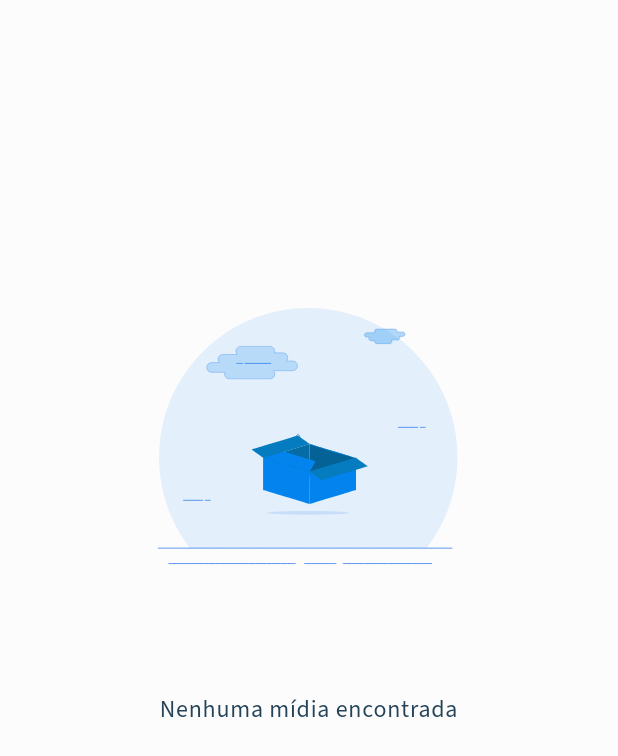
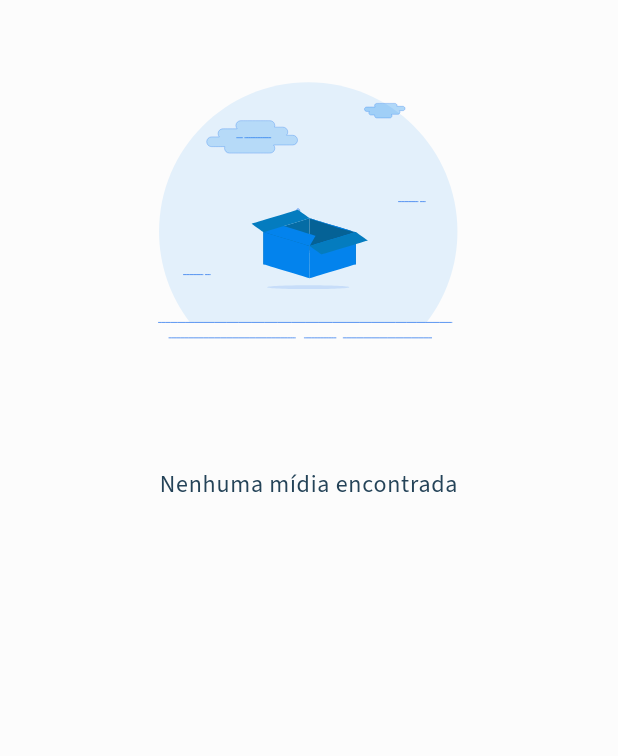
Before and after one commit to M3L4O/media-haven, a Flutter app: the MessageComponent widget shown alone on an empty page, opened directly, on a phone screen of 412 x 824 dp. Shown: the top 756 px of the screen. Run offline on Flutter 3.47's test engine with Material 3 defaults, Android fonts, the phone set to English and light mode, and no system bars; our stand-ins replace audioplayers, cached_network_image, file_picker, flutter_bloc, get_it, google_fonts and 3 more; accounts and stored records are empty; network calls fail.

Commit message:
fix: fixing layout message component and custom button

```diff
--- a/src/entrypoint/frontend/lib/app/dashboard/ui/widgets/message_component.dart
+++ b/src/entrypoint/frontend/lib/app/dashboard/ui/widgets/message_component.dart
@@ -21,10 +21,14 @@ class MessageComponent extends StatelessWidget {
 
   @override
   Widget build(BuildContext context) {
-    return Center(
+    return CustomScrollView(
+      slivers: [
+        SliverToBoxAdapter(
+          child: Center(
             child: Column(
               mainAxisAlignment: MainAxisAlignment.center,
               crossAxisAlignment: CrossAxisAlignment.center,
+              mainAxisSize: MainAxisSize.min,
               children: [
                 Lottie.asset(
                   animationPath,
@@ -48,9 +52,11 @@ class MessageComponent extends StatelessWidget {
                     text: '',
                     onTap: onTap!,
                   ),
-          (MediaQuery.of(context).size.height * 0.18).h,
               ],
             ),
+          ),
+        ),
+      ],
     );
   }
 }
--- a/src/entrypoint/frontend/lib/app/login/ui/widgets/custom_button.dart
+++ b/src/entrypoint/frontend/lib/app/login/ui/widgets/custom_button.dart
@@ -19,7 +19,7 @@ class CustomButton extends StatelessWidget {
       borderRadius: BorderRadius.circular(24),
       child: Ink(
         height: 45,
-        width: double.infinity,
+        width: 300,
         decoration: BoxDecoration(
           color: MHColors.blue,
           borderRadius: BorderRadius.circular(24),
```
Lines whose indentation alone changed are shown as unchanged.
